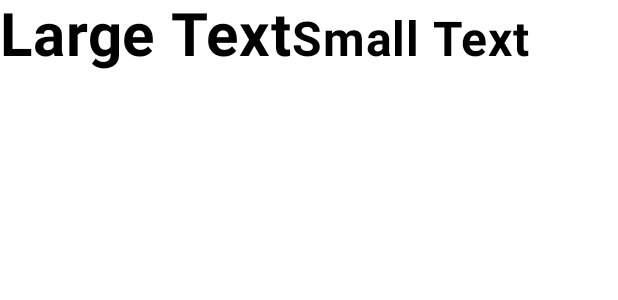
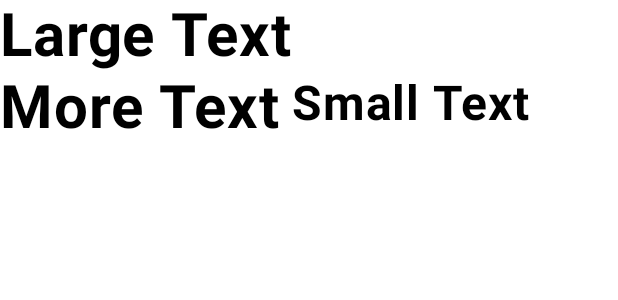
Before and after one commit to nothihg908-debug/RowColDemo, an Android app built with Jetpack Compose: the @Preview function GreetingPreview, on a phone screen of 412 x 824 dp. Shown: the top 300 px of the screen. Run offline under Robolectric (Android 15) with nearby library versions, the phone set to English and light mode, and no system bars.

Commit message:
paddingFrom

```diff
--- a/app/src/main/java/com/example/rowcoldemo/MainActivity.kt
+++ b/app/src/main/java/com/example/rowcoldemo/MainActivity.kt
@@ -18,6 +18,7 @@ import androidx.compose.foundation.layout.*
 import androidx.compose.foundation.layout.Arrangement
 import androidx.compose.ui.Alignment
 import androidx.compose.ui.graphics.Color
+import androidx.compose.ui.layout.FirstBaseline
 import androidx.compose.ui.text.font.FontWeight
 import androidx.compose.ui.text.style.TextAlign
 import androidx.compose.ui.unit.dp
@@ -55,16 +56,17 @@ fun TextCell(text: String, modifier: Modifier = Modifier) {
 fun MainScreen(modifier: Modifier = Modifier) {
     Row {
         Text(
-            text = "Large Text",
-            Modifier.alignByBaseline(),
+            text = "Large Text\n\nMore Text",
+            Modifier.alignBy(FirstBaseline),
             fontSize = 40.sp,
             fontWeight = FontWeight.Bold
         )
         Text(
             text = "Small Text",
-            Modifier.alignByBaseline(),
+            modifier = Modifier.paddingFrom(
+                alignmentLine = FirstBaseline, before = 80.dp, after = 0.dp),
             fontSize = 32.sp,
-            fontWeight = FontWeight.Bold,
+            fontWeight = FontWeight.Bold
         )
     }
 }
```
